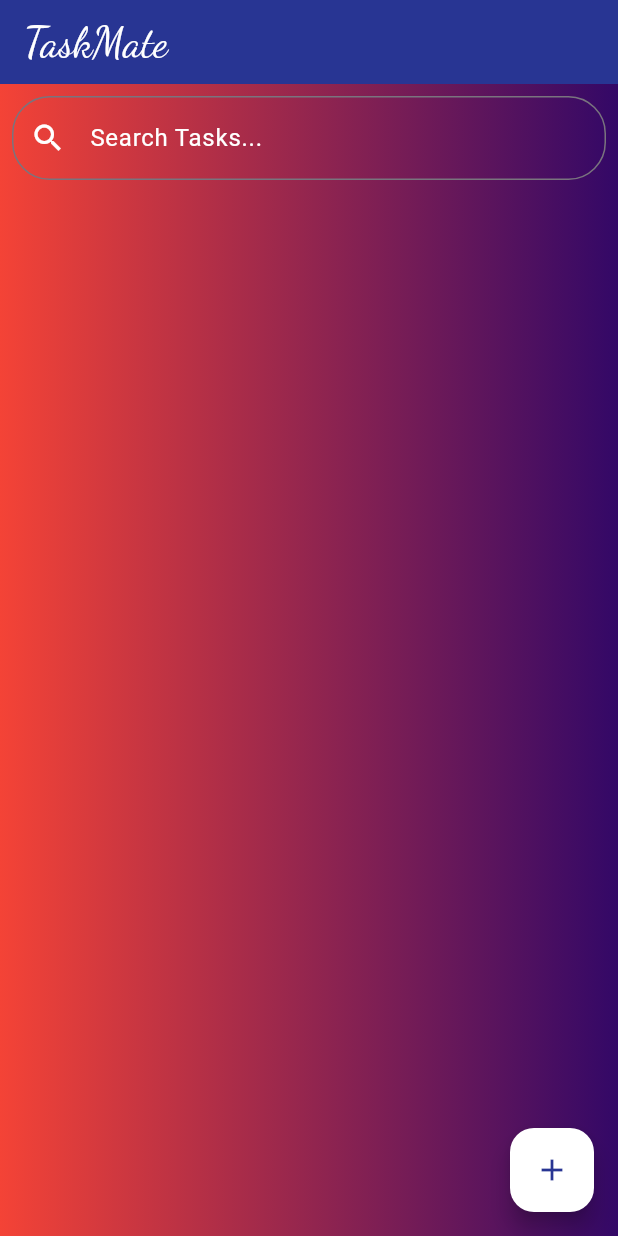
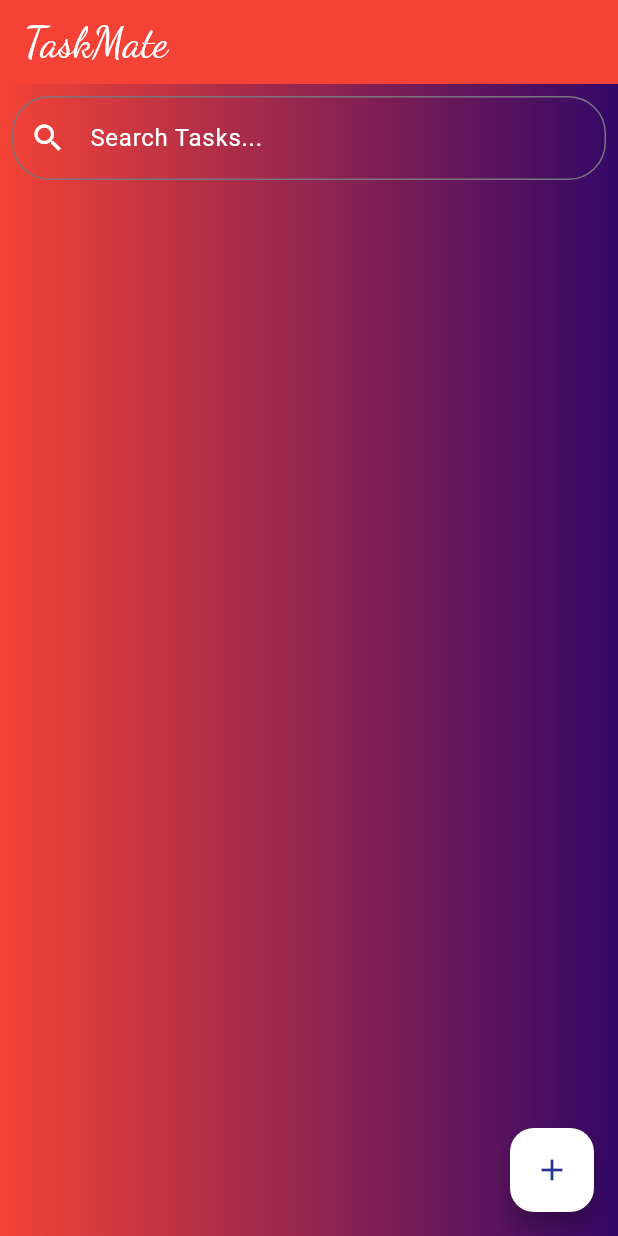
Before and after one commit to Shailesh2003-arch/TaskMate-Flutter_app, a Flutter app: the screen it shows after launch, on a phone screen of 412 x 824 dp. Run offline on Flutter 3.47's test engine with Material 3 defaults, Android fonts, the phone set to English and light mode, and no system bars; our stand-ins replace shared_preferences.

Commit message:
initial commit red color app bar

```diff
--- a/lib/main.dart
+++ b/lib/main.dart
@@ -127,9 +127,8 @@ class _ToDoListScreenState extends State<ToDoListScreen> {
     if (taskList != null) {
       setState(() {
         _tasks.clear();
-        _tasks.addAll(taskList
-            .map((task) => Task.fromJson(json.decode(task)))
-            .toList());
+        _tasks.addAll(
+            taskList.map((task) => Task.fromJson(json.decode(task))).toList());
         _filterTasks();
       });
     }
@@ -174,7 +173,8 @@ class _ToDoListScreenState extends State<ToDoListScreen> {
             fontSize: 28,
           ),
         ),
-        backgroundColor: Color(0xff283593),
+        // backgroundColor: Color(0xff283593),
+        backgroundColor: Colors.red,
       ),
       body: Container(
         decoration: BoxDecoration(
@@ -210,12 +210,15 @@ class _ToDoListScreenState extends State<ToDoListScreen> {
                   String formattedDate =
                       DateFormat('MMM d, yyyy').format(task.dueDate);
                   return ListTile(
-                    title: Text(task.title, style: TextStyle(color: Colors.white)),
+                    title:
+                        Text(task.title, style: TextStyle(color: Colors.white)),
                     subtitle: Column(
                       crossAxisAlignment: CrossAxisAlignment.start,
                       children: [
-                        Text(task.description, style: TextStyle(color: Colors.white)),
-                        Text('Due: $formattedDate', style: TextStyle(color: Colors.white)),
+                        Text(task.description,
+                            style: TextStyle(color: Colors.white)),
+                        Text('Due: $formattedDate',
+                            style: TextStyle(color: Colors.white)),
                       ],
                     ),
                     trailing: Row(
```
Lines whose indentation alone changed are shown as unchanged.
